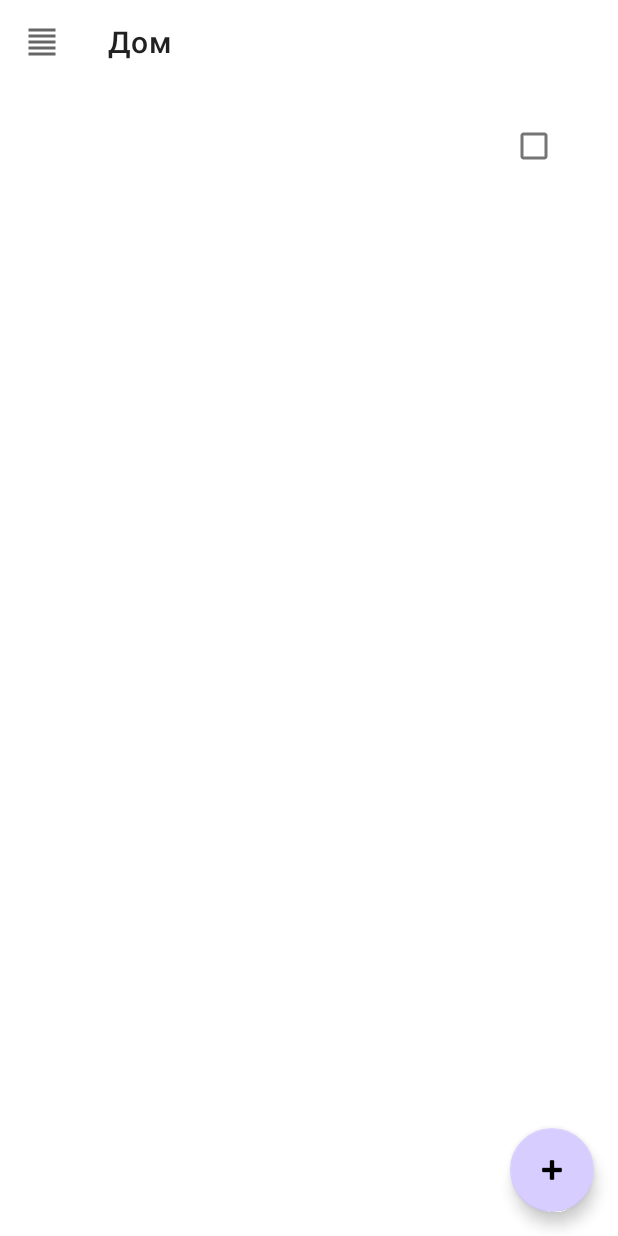
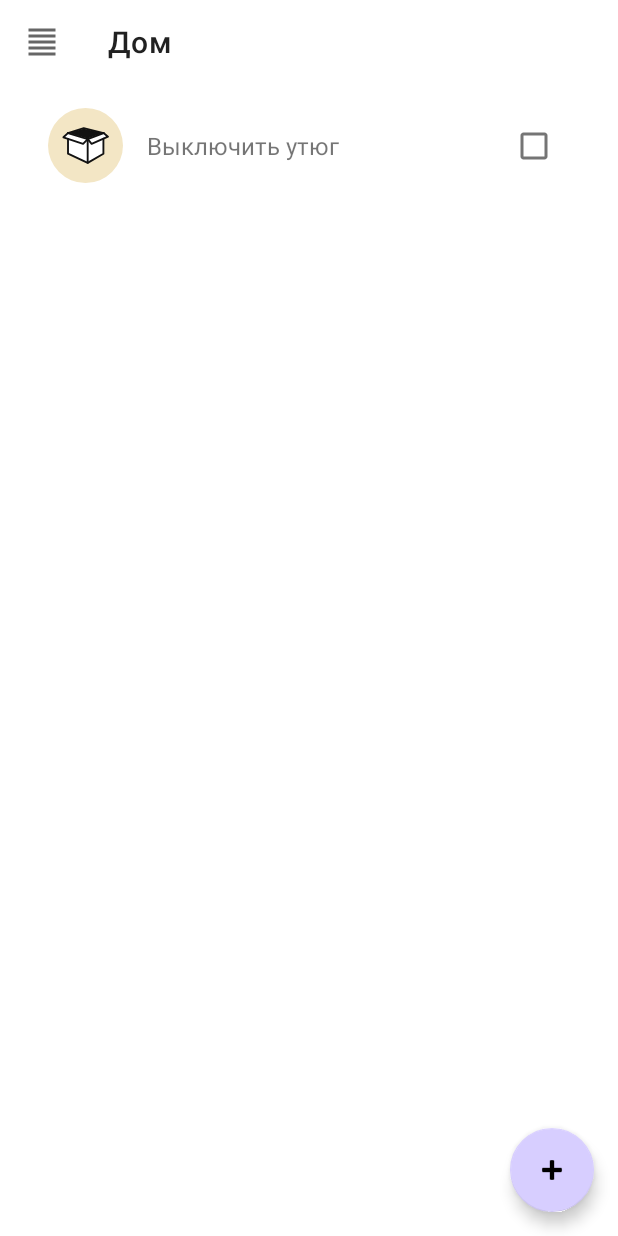
Before and after one commit to Grigory8778/Jobik, an Android app: the fragment HomeFragment placed in its activity, on a phone screen of 412 x 824 dp. Run offline under Robolectric (Android 15) with nearby library versions, the phone set to English and light mode, and no system bars; libraries missing offline, so code that uses them is left out: com.github.terrakok.cicerone; 2 statements that could not run were skipped.

Commit message:
доделал второй ресайклер

```diff
--- a/app/src/main/java/com/example/jobik/RecMainAdapter.kt
+++ b/app/src/main/java/com/example/jobik/RecMainAdapter.kt
@@ -10,22 +10,23 @@ import com.bumptech.glide.Glide
 
 class RecMainAdapter(private val list: List<RecResult>) :
     RecyclerView.Adapter<RecMainAdapter.RecViewHolder>() {
-    override fun onCreateViewHolder(parent: ViewGroup, viewType: Int): RecViewHolder
-    {
+    override fun onCreateViewHolder(parent: ViewGroup, viewType: Int): RecViewHolder {
         val view = LayoutInflater.from(parent.context).inflate(R.layout.rec_main, parent, false)
         return RecViewHolder(view)
 
     }
+
     override fun onBindViewHolder(holder: RecViewHolder, position: Int) {
-
+        holder.bild(list[position])
     }
 
 
     class RecViewHolder(view: View) : RecyclerView.ViewHolder(view) {
         fun bild(model: RecResult) {
             val txt = itemView.findViewById<TextView>(R.id.txtVie)
+            val img = itemView.findViewById<ImageView>(R.id.image_main)
             txt.text = model.name
-            val recImg = itemView.findViewById<ImageView>(R.id.image)
+            img.setImageResource(model.image)
         }
     }
 
--- a/app/src/main/res/layout/rec_item_one.xml
+++ b/app/src/main/res/layout/rec_item_one.xml
@@ -12,6 +12,7 @@
         app:layout_constraintTop_toTopOf="parent"
         app:layout_constraintStart_toStartOf="parent"
         android:layout_marginStart="@dimen/t16p"
+        android:padding="@dimen/t8dp"
         />
 
     <TextView
--- a/app/src/main/res/layout/rec_main.xml
+++ b/app/src/main/res/layout/rec_main.xml
@@ -6,7 +6,7 @@
     android:layout_height="wrap_content">
 
     <ImageView
-        android:id="@+id/image"
+        android:id="@+id/image_main"
         android:layout_width="50dp"
         android:layout_height="50dp"
         android:layout_marginStart="@dimen/t16p"
@@ -20,8 +20,8 @@
         android:layout_marginStart="@dimen/t16p"
         android:layout_marginEnd="@dimen/t16p"
         android:textSize="@dimen/t16p"
-        app:layout_constraintBottom_toBottomOf="@id/image"
-        app:layout_constraintStart_toEndOf="@id/image"
+        app:layout_constraintBottom_toBottomOf="@id/image_main"
+        app:layout_constraintStart_toEndOf="@id/image_main"
         app:layout_constraintTop_toTopOf="parent" />
 
     <CheckBox
@@ -29,7 +29,7 @@
         android:layout_height="wrap_content"
         android:layout_marginEnd="@dimen/t16p"
         android:gravity="center"
-        app:layout_constraintBottom_toBottomOf="@+id/image"
+        app:layout_constraintBottom_toBottomOf="@+id/image_main"
         app:layout_constraintEnd_toEndOf="parent"
         app:layout_constraintTop_toTopOf="parent" />
 
--- a/app/src/main/res/values/dimens.xml
+++ b/app/src/main/res/values/dimens.xml
@@ -7,4 +7,5 @@
     <dimen name="size_42">42dp</dimen>
     <dimen name="t16p">16dp</dimen>
     <dimen name="s16p">16sp</dimen>
+    <dimen name="t8dp">8dp</dimen>
 </resources>
```
